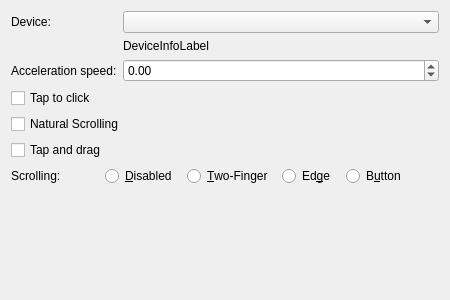
lxqt/lxqt-config, file lxqt-config-input/touchpadconfig.ui: the form before one commit.
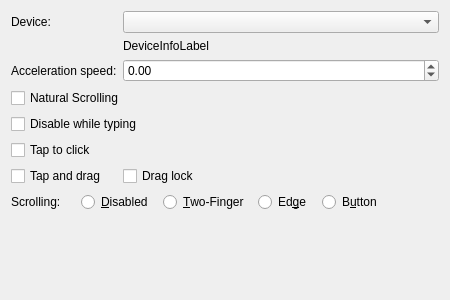
The form after the commit.

Commit message: X11: Added draglock  and disable-while-typing settings (#1165)

Patch:
```diff
--- a/lxqt-config-input/touchpadconfig.ui
+++ b/lxqt-config-input/touchpadconfig.ui
@@ -54,7 +54,21 @@
      </property>
     </widget>
    </item>
+   <item row="3" column="0" colspan="2">
+    <widget class="QCheckBox" name="naturalScrollingEnabledCheckBox">
+     <property name="text">
+      <string>Natural Scrolling</string>
+     </property>
+    </widget>
+   </item>
    <item row="4" column="0" colspan="2">
+    <widget class="QCheckBox" name="disableWhileTypingCheckBox">
+     <property name="text">
+      <string>Disable while typing</string>
+     </property>
+    </widget>
+   </item>
+   <item row="5" column="0" colspan="2">
     <widget class="QCheckBox" name="tappingEnabledCheckBox">
      <property name="text">
       <string>Tap to click</string>
@@ -62,20 +76,53 @@
     </widget>
    </item>
    <item row="6" column="0" colspan="2">
-    <widget class="QCheckBox" name="naturalScrollingEnabledCheckBox">
-     <property name="text">
-      <string>Natural Scrolling</string>
-     </property>
-    </widget>
+    <layout class="QHBoxLayout" name="horizontalLayout_2">
+     <item>
+      <widget class="QCheckBox" name="tapToDragEnabledCheckBox">
+       <property name="text">
+        <string>Tap and drag</string>
+       </property>
+      </widget>
+     </item>
+     <item>
+      <spacer name="horizontalSpacer_3">
+       <property name="orientation">
+        <enum>Qt::Orientation::Horizontal</enum>
+       </property>
+       <property name="sizeType">
+        <enum>QSizePolicy::Fixed</enum>
+       </property>
+       <property name="sizeHint" stdset="0">
+        <size>
+         <width>10</width>
+         <height>5</height>
+        </size>
+       </property>
+      </spacer>
+     </item>
+     <item>
+      <widget class="QCheckBox" name="dragLockEnabledCheckBox">
+       <property name="text">
+        <string>Drag lock</string>
+       </property>
+      </widget>
+     </item>
+     <item>
+      <spacer name="horizontalSpacer_4">
+       <property name="orientation">
+        <enum>Qt::Orientation::Horizontal</enum>
+       </property>
+       <property name="sizeHint" stdset="0">
+        <size>
+         <width>10</width>
+         <height>5</height>
+        </size>
+       </property>
+      </spacer>
+     </item>
+    </layout>
    </item>
-   <item row="8" column="0" colspan="2">
-    <widget class="QCheckBox" name="tapToDragEnabledCheckBox">
-     <property name="text">
-      <string>Tap and drag</string>
-     </property>
-    </widget>
-   </item>
-   <item row="9" column="0" colspan="2">
+   <item row="7" column="0" colspan="2">
     <layout class="QHBoxLayout" name="horizontalLayout">
      <property name="spacing">
       <number>10</number>
@@ -93,7 +140,7 @@
         <enum>Qt::Horizontal</enum>
        </property>
        <property name="sizeType">
-        <enum>QSizePolicy::MinimumExpanding</enum>
+        <enum>QSizePolicy::Fixed</enum>
        </property>
        <property name="sizeHint" stdset="0">
         <size>
```
The commit also changes 3 other files.
